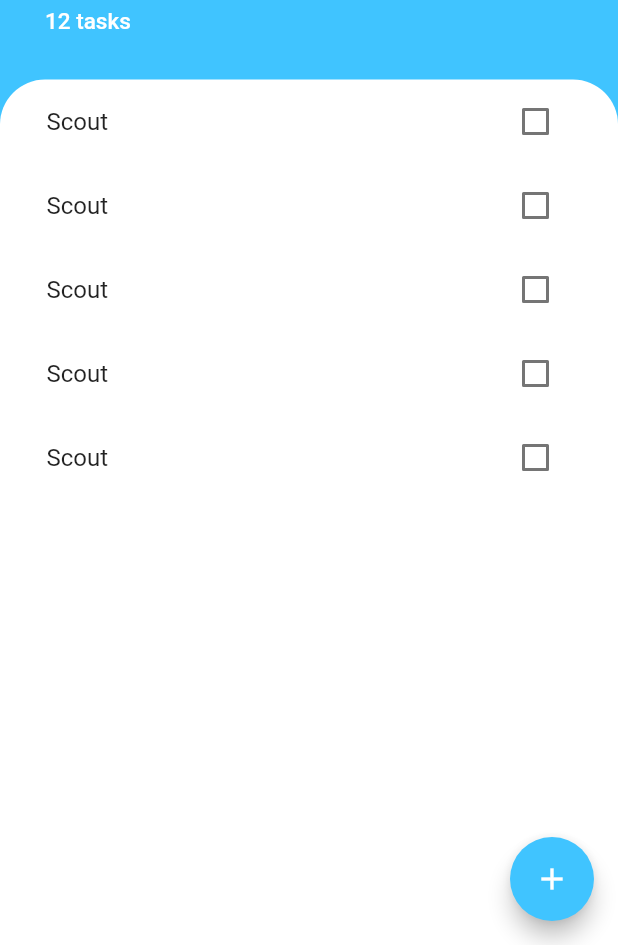
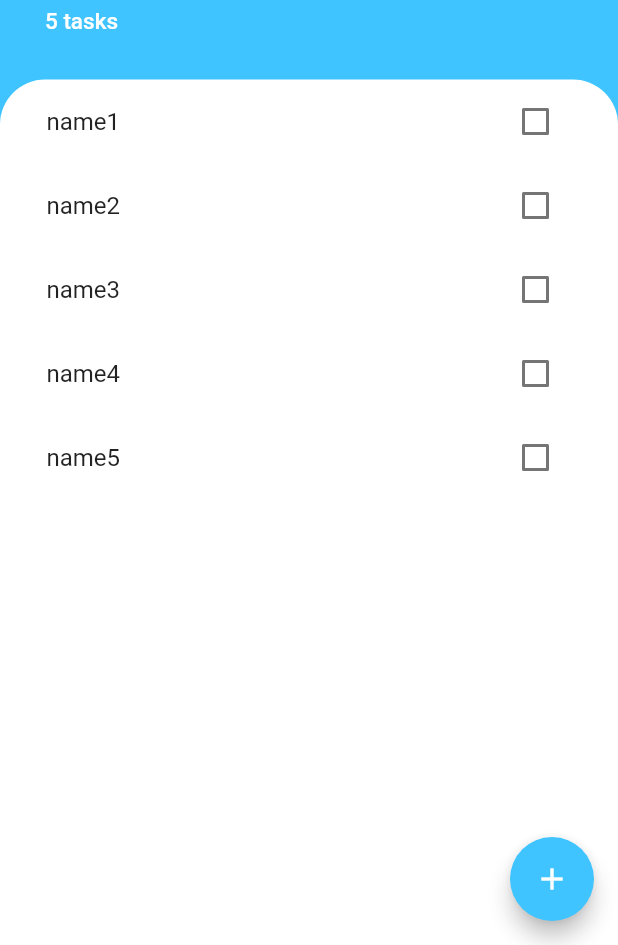
Before and after one commit to BashmailOmar/To-Do-App, a Flutter app: the screen it shows after launch, on a phone screen of 412 x 824 dp, the part 291-1236 px from its top. Run offline on Flutter 3.47's test engine with Material 2 defaults, Android fonts, the phone set to English and light mode, and no system bars.

Commit message:
lifting tha tasksListState up so I can add new tasks easy scout!

```diff
--- a/lib/main.dart
+++ b/lib/main.dart
@@ -10,8 +10,11 @@ class MyApp extends StatelessWidget {
 
   @override
   Widget build(BuildContext context) {
-    return MaterialApp(
-      home: TasksScreen(),
+    return const MaterialApp(
+      debugShowCheckedModeBanner: false,
+      home: SafeArea(
+        child: TasksScreen(),
+      ),
     );
   }
 }
--- /dev/null
+++ b/lib/models/task.dart
@@ -0,0 +1,10 @@
+class Task {
+  final String name;
+  bool isDone;
+
+  Task({required this.name, this.isDone = false});
+
+  void toggleDone() {
+    isDone = !isDone;
+  }
+}
--- a/lib/screens/add_task_screen.dart
+++ b/lib/screens/add_task_screen.dart
@@ -1,14 +1,17 @@
 import 'package:flutter/material.dart';
 
 class AddTaskScreen extends StatelessWidget {
-  const AddTaskScreen({super.key});
+  final Function addTaskCallback;
+
+  const AddTaskScreen(this.addTaskCallback, {super.key});
 
   @override
   Widget build(BuildContext context) {
+    late String taskTitle;
     return Container(
       color: const Color(0xff757575),
       child: Container(
-        padding: EdgeInsets.symmetric(horizontal: 40, vertical: 25),
+        padding: const EdgeInsets.symmetric(horizontal: 40, vertical: 25),
         decoration: const BoxDecoration(
             color: Colors.white,
             borderRadius: BorderRadius.only(
@@ -24,11 +27,18 @@ class AddTaskScreen extends StatelessWidget {
                 fontSize: 30,
               ),
             ),
-            const TextField(
+            TextField(
               autofocus: true,
               textAlign: TextAlign.center,
+              onChanged: (newText) {
+                taskTitle = newText;
+              },
             ),
-            ElevatedButton(onPressed: () {}, child: Text('Add')),
+            ElevatedButton(
+                onPressed: () {
+                    addTaskCallback(taskTitle);
+                },
+                child: const Text('Add')),
           ],
         ),
       ),
--- a/lib/screens/tasks_screens.dart
+++ b/lib/screens/tasks_screens.dart
@@ -1,9 +1,23 @@
 import 'package:flutter/material.dart';
+import 'package:todo_app/models/task.dart';
 import 'package:todo_app/screens/add_task_screen.dart';
 import 'package:todo_app/widgets/tasks_list.dart';
 
-class TasksScreen extends StatelessWidget {
+class TasksScreen extends StatefulWidget {
   const TasksScreen({super.key});
+
+  @override
+  State<TasksScreen> createState() => _TasksScreenState();
+}
+
+class _TasksScreenState extends State<TasksScreen> {
+  List<Task> tasks = [
+    Task(name: 'name1'),
+    Task(name: 'name2'),
+    Task(name: 'name3'),
+    Task(name: 'name4'),
+    Task(name: 'name5')
+  ];
 
   @override
   Widget build(BuildContext context) {
@@ -11,7 +25,7 @@ class TasksScreen extends StatelessWidget {
       backgroundColor: Colors.lightBlueAccent,
       floatingActionButton: FloatingActionButton(
         backgroundColor: Colors.lightBlueAccent,
-        child: Icon(Icons.add),
+        child: const Icon(Icons.add),
         onPressed: () {
           showModalBottomSheet(
               context: context,
@@ -20,7 +34,12 @@ class TasksScreen extends StatelessWidget {
                       child: Container(
                     padding: EdgeInsets.only(
                         bottom: MediaQuery.of(context).viewInsets.bottom),
-                    child: AddTaskScreen(),
+                    child: AddTaskScreen((newTaskTitle) {
+                      setState(() {
+                        tasks.add(Task(name: newTaskTitle));
+                      });
+                      Navigator.pop(context);
+                    }),
                   )));
         },
       ),
@@ -30,10 +49,10 @@ class TasksScreen extends StatelessWidget {
           Container(
             padding:
                 const EdgeInsets.only(top: 50, left: 30, right: 30, bottom: 30),
-            child: const Column(
+            child: Column(
               crossAxisAlignment: CrossAxisAlignment.start,
               children: [
-                CircleAvatar(
+                const CircleAvatar(
                   backgroundColor: Colors.white,
                   radius: 30,
                   child: Icon(
@@ -42,22 +61,22 @@ class TasksScreen extends StatelessWidget {
                     size: 30,
                   ),
                 ),
-                SizedBox(
+                const SizedBox(
                   height: 25,
                 ),
-                Text(
+                const Text(
                   "ToDo List",
                   style: TextStyle(
                       color: Colors.white,
                       fontSize: 50,
                       fontWeight: FontWeight.w700),
                 ),
-                SizedBox(
+                const SizedBox(
                   height: 5,
                 ),
                 Text(
-                  "12 tasks",
-                  style: TextStyle(
+                  "${tasks.length} tasks",
+                  style: const TextStyle(
                       color: Colors.white,
                       fontSize: 15,
                       fontWeight: FontWeight.w500),
@@ -67,13 +86,13 @@ class TasksScreen extends StatelessWidget {
           ),
           Expanded(
               child: Container(
-            padding: EdgeInsets.symmetric(horizontal: 15),
+            padding: const EdgeInsets.symmetric(horizontal: 15),
             decoration: const BoxDecoration(
                 color: Colors.white,
                 borderRadius: BorderRadius.only(
                     topLeft: Radius.circular(30),
                     topRight: Radius.circular(30))),
-            child: TasksList(),
+            child: TasksList(tasks),
           ))
         ],
       ),
--- a/lib/widgets/task_tile.dart
+++ b/lib/widgets/task_tile.dart
@@ -1,51 +1,31 @@
 import 'package:flutter/material.dart';
 
-class TaskTile extends StatefulWidget {
-  @override
-  State<TaskTile> createState() => _TaskTileState();
-}
+class TaskTile extends StatelessWidget {
+  final bool isChecked;
+  final String taskTitle;
+  final void Function() checkboxCallback;
 
-class _TaskTileState extends State<TaskTile> {
-  bool isChecked = false;
+  const TaskTile({
+    super.key,
+    required this.isChecked,
+    required this.taskTitle,
+    required this.checkboxCallback,
+  });
 
   @override
   Widget build(BuildContext context) {
     return ListTile(
       title: Text(
-        'Scout',
+        taskTitle,
         style: TextStyle(
           decoration: isChecked ? TextDecoration.lineThrough : null,
         ),
       ),
-      trailing: TaskCheckbox(
-        checkboxState: isChecked,
-        toggleCheckboxState: (bool? newValue) {
-          setState(() {
-            isChecked = newValue ??
-                false; // Use null-aware operator to handle null case
-          });
-        },
+      trailing: Checkbox(
+        activeColor: Colors.lightBlueAccent,
+        value: isChecked,
+        onChanged: (value) => checkboxCallback(),
       ),
     );
   }
 }
-
-class TaskCheckbox extends StatelessWidget {
-  final bool checkboxState;
-  final void Function(bool?) toggleCheckboxState;
-
-  const TaskCheckbox({
-    super.key,
-    required this.checkboxState,
-    required this.toggleCheckboxState,
-  });
-
-  @override
-  Widget build(BuildContext context) {
-    return Checkbox(
-      activeColor: Colors.lightBlueAccent,
-      value: checkboxState,
-      onChanged: toggleCheckboxState,
-    );
-  }
-}
--- a/lib/widgets/tasks_list.dart
+++ b/lib/widgets/tasks_list.dart
@@ -1,17 +1,32 @@
 import 'package:flutter/material.dart';
+import 'package:todo_app/models/task.dart';
 import 'package:todo_app/widgets/task_tile.dart';
 
-class TasksList extends StatelessWidget {
+class TasksList extends StatefulWidget {
+  final List<Task> tasks;
+
+  const TasksList(this.tasks, {super.key});
+
+  @override
+  State<TasksList> createState() => _TasksListState();
+}
+
+class _TasksListState extends State<TasksList> {
   @override
   Widget build(BuildContext context) {
-    return ListView(
-      children: [
-        TaskTile(),
-        TaskTile(),
-        TaskTile(),
-        TaskTile(),
-        TaskTile(),
-      ],
+    return ListView.builder(
+      itemBuilder: (context, index) {
+        return TaskTile(
+          isChecked: widget.tasks[index].isDone,
+          taskTitle: widget.tasks[index].name,
+          checkboxCallback: () {
+            setState(() {
+              widget.tasks[index].toggleDone();
+            });
+          },
+        );
+      },
+      itemCount: widget.tasks.length,
     );
   }
 }
```
